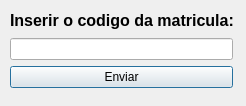
Before: the Qt Designer form fm_inserirmatricula.ui in cpedrohenrique1/ListagemAlunos, drawn with Qt 5.
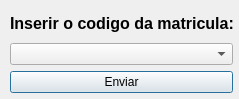
After: the same form once the commit is applied.

Patch:
```diff
--- a/fm_inserirmatricula.ui
+++ b/fm_inserirmatricula.ui
@@ -6,20 +6,20 @@
    <rect>
     <x>0</x>
     <y>0</y>
-    <width>246</width>
-    <height>106</height>
+    <width>239</width>
+    <height>99</height>
    </rect>
   </property>
   <property name="windowTitle">
    <string>Inserir Matricula</string>
   </property>
-  <widget class="QWidget" name="">
+  <widget class="QWidget" name="layoutWidget">
    <property name="geometry">
     <rect>
      <x>10</x>
      <y>10</y>
      <width>223</width>
-     <height>78</height>
+     <height>83</height>
     </rect>
    </property>
    <layout class="QVBoxLayout" name="verticalLayout">
@@ -31,7 +31,7 @@
      </widget>
     </item>
     <item>
-     <widget class="QLineEdit" name="lineEdit_inputMatricula"/>
+     <widget class="QComboBox" name="comboBox"/>
     </item>
     <item>
      <widget class="QPushButton" name="pushButton">
```
